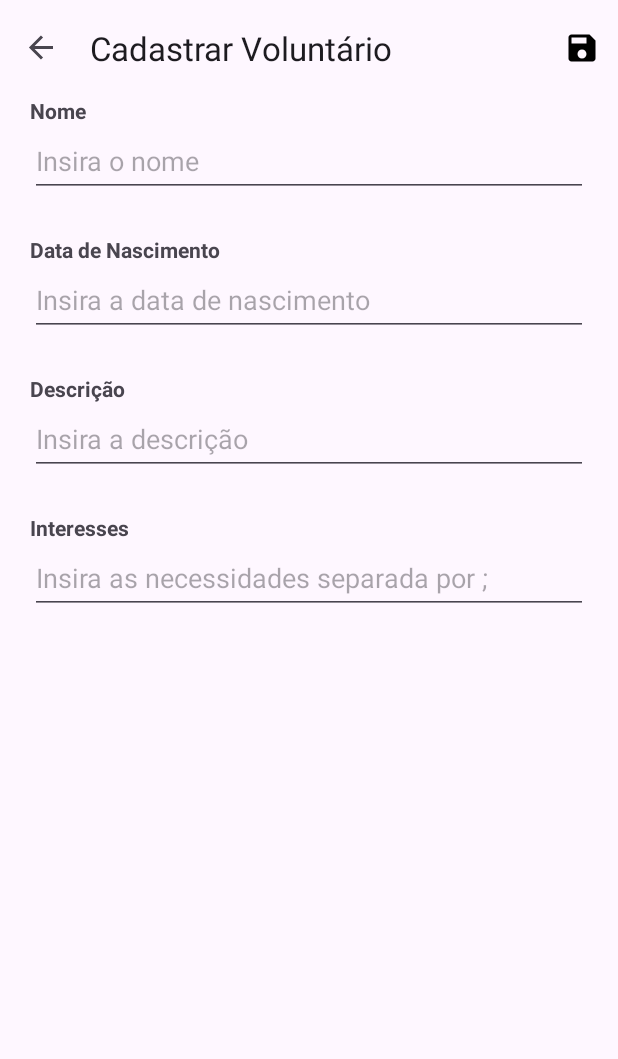
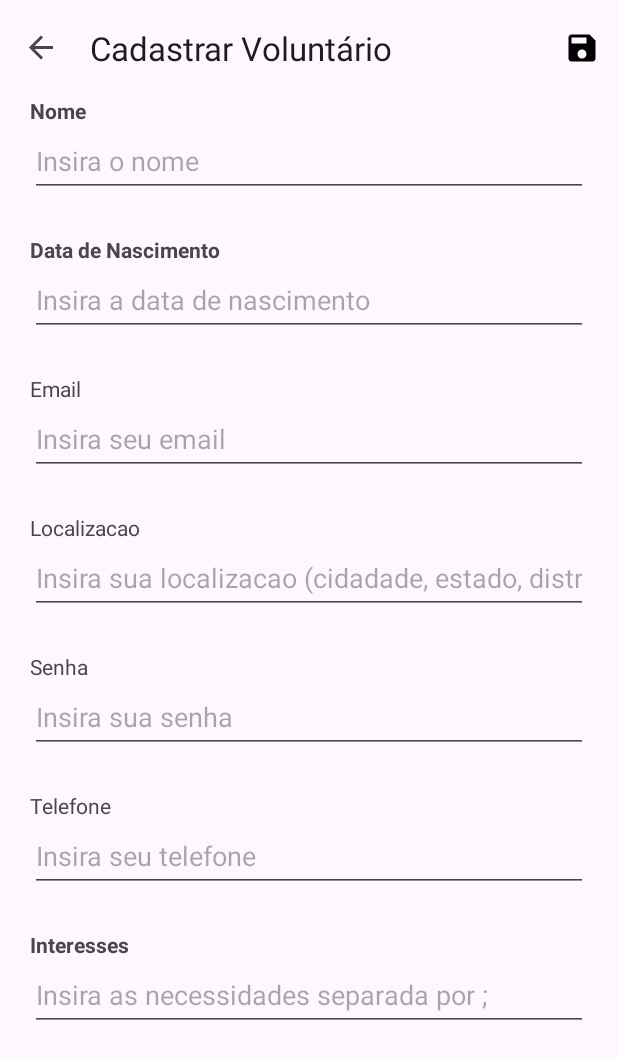
Before and after one commit to william-michelli/trabalhoextensionista, an Android app: the NovoVoluntarioFragment screen opened through its navigation route, on a phone screen of 412 x 824 dp. Shown: the top 1059 px of the screen. Run offline under Robolectric (Android 15) with nearby library versions, the phone set to English and light mode, and no system bars; our stand-ins replace Firebase (no records; nobody signed in at launch, a user with empty details on screens opened directly), Room's generated code, navigation-ui.

Commit message:
Novas propriedades no voluntario e tirei DESCRICAO de ambos

```diff
--- a/app/src/main/res/layout/fragment_novo_voluntario.xml
+++ b/app/src/main/res/layout/fragment_novo_voluntario.xml
@@ -62,24 +62,77 @@
             android:focusable="true"
             android:clickable="true" />
 
-
-        <!-- Descricao -->
+        <!-- Email-->
         <TextView
-            android:id="@+id/lblDescricao"
+            android:id="@+id/lblEmail"
             android:layout_width="match_parent"
             android:layout_height="wrap_content"
-            android:textStyle="bold"
-            android:text="@string/lbl_descricao" />
+            android:text="@string/lbl_email" />
 
         <EditText
-            android:id="@+id/txtDescricao"
+            android:id="@+id/txtEmail"
             android:layout_width="match_parent"
             android:layout_height="wrap_content"
+            android:layout_marginBottom="25dp"
             android:ems="10"
+            android:hint="@string/insira_o_email"
+            android:inputType="textEmailAddress|textNoSuggestions"
+            android:digits="abcdefghijklmnopqrstuvwxyz0123456789@._"
+            android:minHeight="48dp" />
+
+
+        <!-- Localizacao-->
+        <TextView
+            android:id="@+id/lblLocalizacao"
+            android:layout_width="match_parent"
+            android:layout_height="wrap_content"
+            android:text="@string/lbl_localizacao" />
+
+        <EditText
+            android:id="@+id/txtLocalizacao"
+            android:layout_width="match_parent"
+            android:layout_height="wrap_content"
+            android:layout_marginBottom="25dp"
+            android:ems="10"
+            android:hint="@string/insira_a_localizacao"
             android:inputType="textCapSentences|textAutoComplete|textAutoCorrect"
+            android:minHeight="48dp" />
+
+
+        <!-- Senha -->
+        <TextView
+            android:id="@+id/lblSenha"
+            android:layout_width="match_parent"
+            android:layout_height="wrap_content"
+            android:text="@string/lbl_senha" />
+
+        <EditText
+            android:id="@+id/txtSenha"
+            android:layout_width="match_parent"
+            android:layout_height="wrap_content"
             android:layout_marginBottom="25dp"
-            android:minHeight="48dp"
-            android:hint="@string/insira_a_descricao" />
+            android:ems="10"
+            android:hint="@string/insira_a_senha"
+            android:inputType="textCapSentences|textAutoComplete|textAutoCorrect"
+            android:minHeight="48dp" />
+
+
+        <!-- Telefone -->
+        <TextView
+            android:id="@+id/lblTelefone"
+            android:layout_width="match_parent"
+            android:layout_height="wrap_content"
+            android:text="@string/lbl_telefone" />
+
+        <EditText
+            android:id="@+id/txtTelefone"
+            android:layout_width="match_parent"
+            android:layout_height="wrap_content"
+            android:layout_marginBottom="25dp"
+            android:ems="10"
+            android:hint="@string/insira_o_telfone"
+            android:inputType="textCapSentences|textAutoComplete|textAutoCorrect"
+            android:minHeight="48dp" />
 
 
         <!-- Necessidades-->
```
Also changed, not shown: app/src/main/java/com/aula/trabalhoextensionista/data/models/Ong.java (+47 -55 lines), app/src/main/java/com/aula/trabalhoextensionista/data/models/Voluntario.java (+68 -26 lines), app/src/main/java/com/aula/trabalhoextensionista/ong/novaong/NovaOngFragment.java (+2 -8 lines), app/src/main/java/com/aula/trabalhoextensionista/voluntario/novovoluntario/NovoVoluntarioFragment.java (+23 -7 lines), app/src/main/res/layout/fragment_nova_ong.xml (+8 -19 lines).
